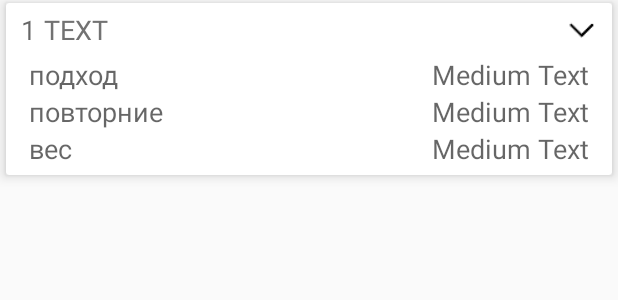
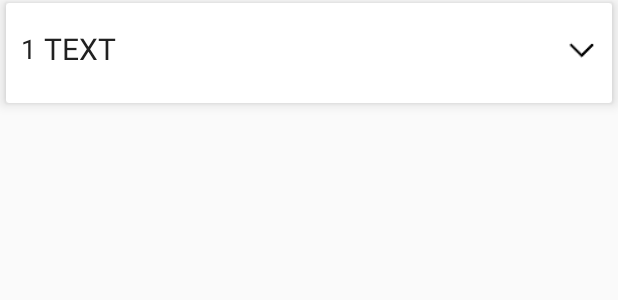
Before and after one commit to AI111/IValik, an Android app: the layout training_list_item.xml on its own in the app's theme, with its tools: preview values and no code run, on a phone screen of 412 x 824 dp. Shown: the top 300 px of the screen. Run offline under Robolectric (Android 15) with nearby library versions, the phone set to English and light mode, and no system bars.

Commit message:
add training fragment

```diff
--- a/app/build.gradle
+++ b/app/build.gradle
@@ -26,5 +26,6 @@ dependencies {
     compile 'com.android.support:recyclerview-v7:21.0.+'
     compile 'com.google.android.gms:play-services:6.5.+'
     compile 'com.j256.ormlite:ormlite-android:4.48'
+    compile 'com.squareup.picasso:picasso:2.5.0'
 
 }
--- a/app/src/main/res/layout/exercise_detail_fragment.xml
+++ b/app/src/main/res/layout/exercise_detail_fragment.xml
@@ -46,7 +46,7 @@
                     android:layout_alignParentStart="true"
                     android:layout_below="@+id/textView12"
                     android:layout_margin="5dp"
-                    android:src="@drawable/dsfasfsfsf" />
+                    android:src="@android:color/holo_green_light" />
 
                 <ImageView
                     android:id="@+id/imageView2"
@@ -56,7 +56,7 @@
                     android:layout_alignParentRight="true"
                     android:layout_alignTop="@+id/imageView"
                     android:layout_margin="5dp"
-                    android:src="@drawable/dsfasfsfsf" />
+                    android:src="@android:color/holo_red_light" />
             </LinearLayout>
 
             <TextView
--- a/app/src/main/res/layout/training_list_item.xml
+++ b/app/src/main/res/layout/training_list_item.xml
@@ -27,21 +27,27 @@
                 android:layout_gravity="center_vertical"
                 android:layout_marginLeft="10dp"
                 android:text="1"
-                android:textAppearance="?android:attr/textAppearanceMedium" />
+                android:textAppearance="?android:attr/textAppearanceMedium"
+                android:textColor="@color/primary_text" />
 
             <TextView
                 android:id="@+id/textView4"
                 android:layout_width="wrap_content"
                 android:layout_height="wrap_content"
                 android:layout_margin="5dp"
-                android:layout_weight="0.12"
-                android:lines="1"
+                android:gravity="center_vertical"
+                android:lines="2"
                 android:text="TEXT"
                 android:textAppearance="?android:attr/textAppearanceLarge"
-                android:textColor="@color/secondary_text"
+                android:textColor="@color/primary_text"
                 android:textIsSelectable="false"
-                android:textSize="18dp"
+                android:textSize="20dp"
                 android:visibility="visible" />
+
+            <View
+                android:layout_width="0dp"
+                android:layout_height="1dp"
+                android:layout_weight="1"></View>
 
             <ToggleButton
                 android:id="@+id/UP_DOWN"
@@ -61,7 +67,7 @@
             android:layout_width="fill_parent"
             android:layout_height="wrap_content"
             android:orientation="vertical"
-            android:visibility="visible">
+            android:visibility="gone">
 
             <LinearLayout
                 android:layout_width="fill_parent"
```
Also changed, not shown: app/src/main/java/com/example/sasha/ivalik/trainer/ExerciseFragment.java (+13 -5 lines), app/src/main/res/layout/training_list_fragment.xml (+0 -9 lines), 1 other file.
